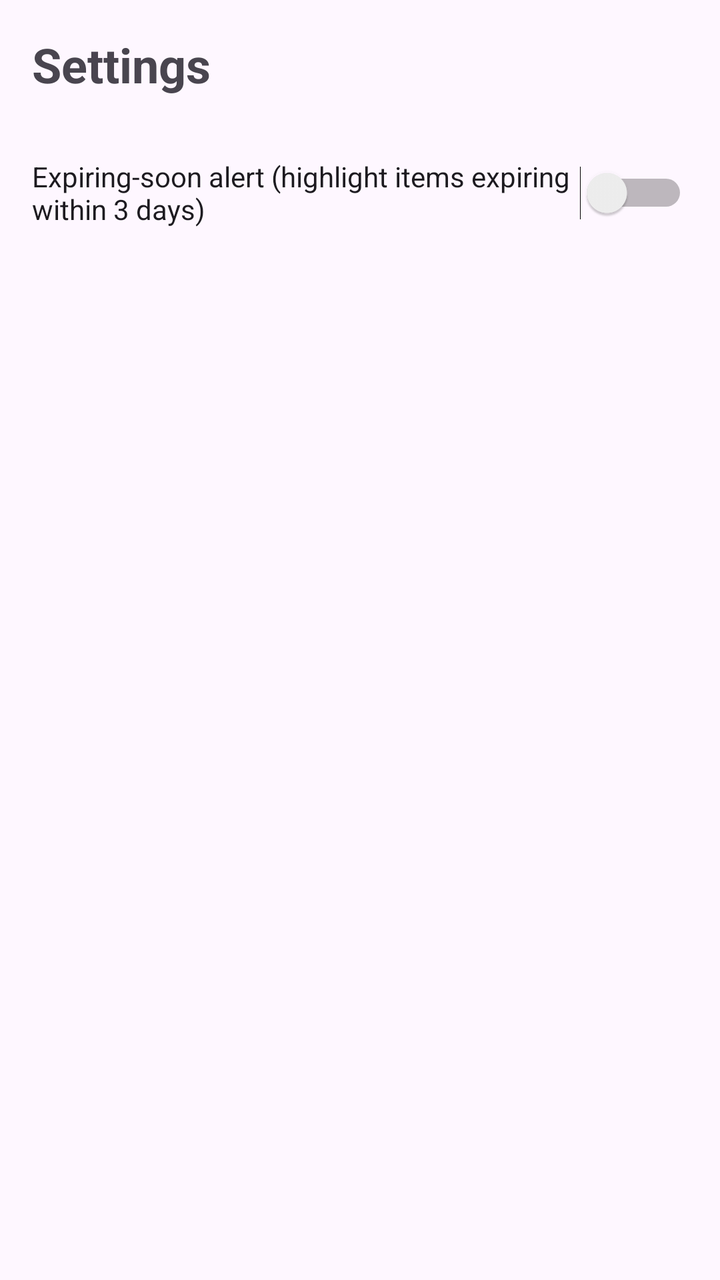
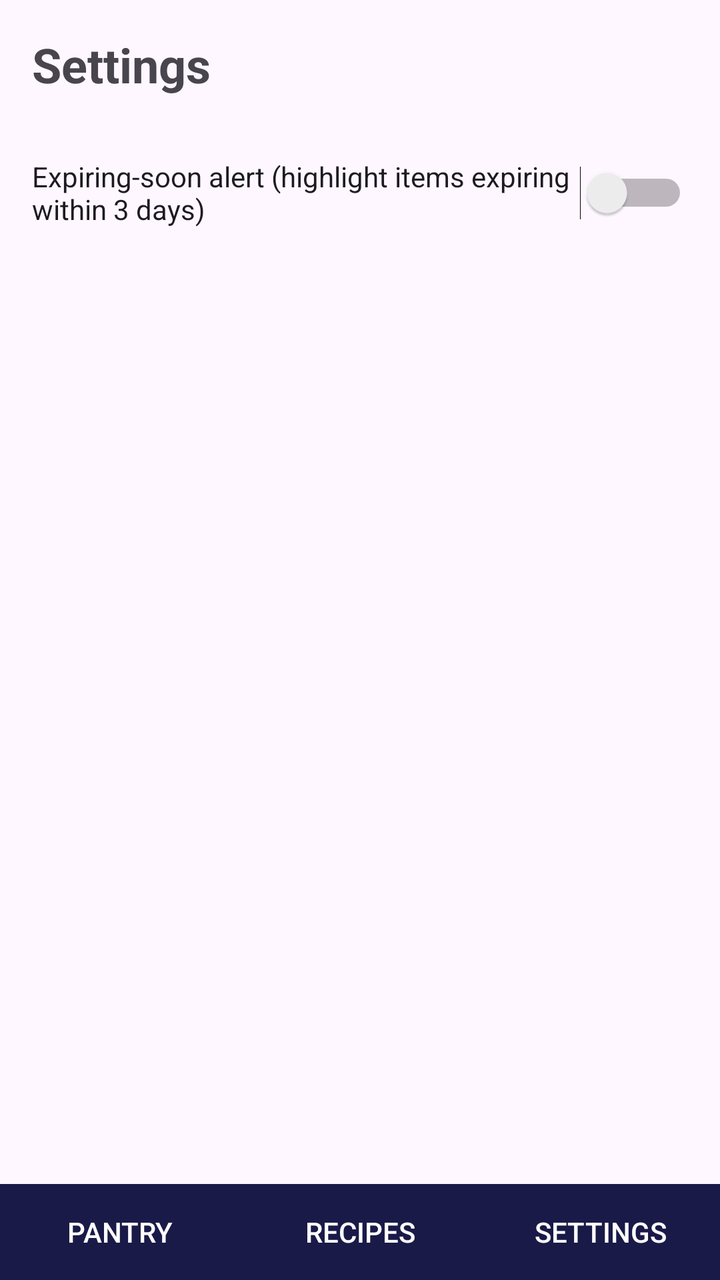

Compare the two renders of this Android layout. The source of the first and the diff that turns it into the second are given below.
<!-- AndroidManifest.xml: application theme Theme.SmartPantryManager -->
<!-- res/layout/activity_settings.xml -->
<?xml version="1.0" encoding="utf-8"?>
<androidx.constraintlayout.widget.ConstraintLayout
    xmlns:android="http://schemas.android.com/apk/res/android"
    xmlns:app="http://schemas.android.com/apk/res-auto"
    android:id="@+id/settingsRoot"
    android:layout_width="match_parent"
    android:layout_height="match_parent">

    <TextView
        android:id="@+id/textSettingsTitle"
        android:layout_width="wrap_content"
        android:layout_height="wrap_content"
        android:layout_marginStart="16dp"
        android:layout_marginTop="16dp"
        android:text="Settings"
        android:textSize="24sp"
        android:textStyle="bold"
        app:layout_constraintStart_toStartOf="parent"
        app:layout_constraintTop_toTopOf="parent" />

    <Switch
        android:id="@+id/switchExpiryAlert"
        android:layout_width="0dp"
        android:layout_height="wrap_content"
        android:layout_marginStart="16dp"
        android:layout_marginTop="24dp"
        android:layout_marginEnd="16dp"
        android:minHeight="48dp"
        android:text="Expiring-soon alert (highlight items expiring within 3 days)"
        app:layout_constraintEnd_toEndOf="parent"
        app:layout_constraintStart_toStartOf="parent"
        app:layout_constraintTop_toBottomOf="@+id/textSettingsTitle" />

</androidx.constraintlayout.widget.ConstraintLayout>
<!-- resources referenced by this layout -->
<resources>
  <style name="Theme.SmartPantryManager" parent="Base.Theme.SmartPantryManager" />
  <style name="Base.Theme.SmartPantryManager" parent="Theme.Material3.DayNight.NoActionBar">
          
          
      </style>
</resources>

<!-- the commit's change to res/layout/activity_settings.xml (unified diff, before → after) -->
@@ -31,4 +31,49 @@
         app:layout_constraintStart_toStartOf="parent"
         app:layout_constraintTop_toBottomOf="@+id/textSettingsTitle" />
 
+    <include
+        android:id="@+id/navBar"
+        layout="@layout/nav_bar"
+        android:layout_width="0dp"
+        android:layout_height="wrap_content"
+        app:layout_constraintBottom_toBottomOf="parent"
+        app:layout_constraintEnd_toEndOf="parent"
+        app:layout_constraintStart_toStartOf="parent" />
+
 </androidx.constraintlayout.widget.ConstraintLayout>
+<!-- res/layout/nav_bar.xml (included above) -->
+<?xml version="1.0" encoding="utf-8"?>
+<LinearLayout xmlns:android="http://schemas.android.com/apk/res/android"
+    android:layout_width="match_parent"
+    android:layout_height="wrap_content"
+    android:orientation="horizontal"
+    android:background="#1A1A48">
+
+    <Button
+        android:id="@+id/navPantry"
+        android:layout_width="0dp"
+        android:layout_height="wrap_content"
+        android:layout_weight="1"
+        android:text="Pantry"
+        style="?android:attr/borderlessButtonStyle"
+        android:textColor="#FFFFFF" />
+
+    <Button
+        android:id="@+id/navRecipes"
+        android:layout_width="0dp"
+        android:layout_height="wrap_content"
+        android:layout_weight="1"
+        android:text="Recipes"
+        style="?android:attr/borderlessButtonStyle"
+        android:textColor="#FFFFFF" />
+
+    <Button
+        android:id="@+id/navSettings"
+        android:layout_width="0dp"
+        android:layout_height="wrap_content"
+        android:layout_weight="1"
+        android:text="Settings"
+        style="?android:attr/borderlessButtonStyle"
+        android:textColor="#FFFFFF" />
+
+</LinearLayout>
